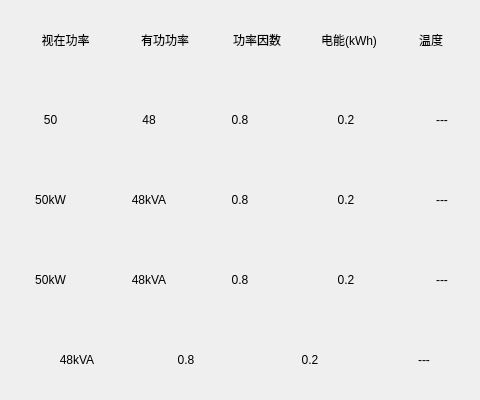
Qt form BusBar-Qt/branch/box/boxtotalwid.ui (luozhiyong131/BusBar) before a commit; both pictures show x 413 to 893 and y 0 to 400 of the 893 by 400 pixel window.
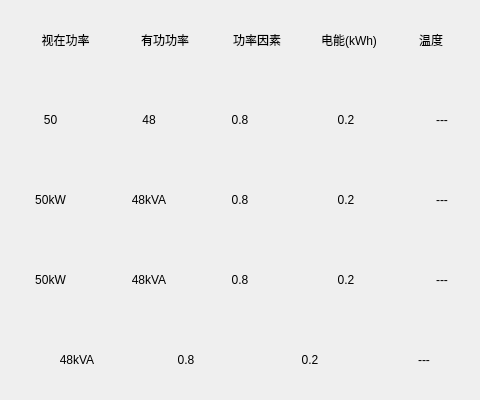
The same form after that commit.

Commit message: 更改错别字

```diff
--- a/BusBar-Qt/branch/box/boxtotalwid.ui
+++ b/BusBar-Qt/branch/box/boxtotalwid.ui
@@ -1161,7 +1161,7 @@
          </size>
         </property>
         <property name="text">
-         <string>功率因数</string>
+         <string>功率因素</string>
         </property>
         <property name="alignment">
          <set>Qt::AlignCenter</set>
```
